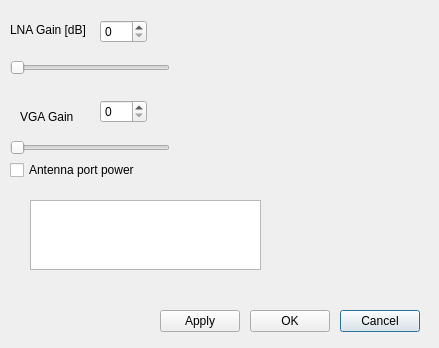
petrsvobodnik/DP, file freqsetting.ui: the form before one commit.
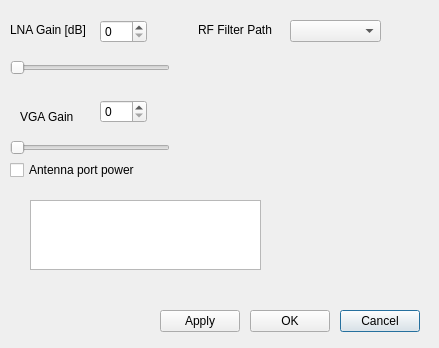
The form after the commit.

The edit to the form file:
```diff
--- a/freqsetting.ui
+++ b/freqsetting.ui
@@ -183,6 +183,29 @@
     </rect>
    </property>
   </widget>
+  <widget class="QComboBox" name="CBfilterPath">
+   <property name="geometry">
+    <rect>
+     <x>290</x>
+     <y>20</y>
+     <width>91</width>
+     <height>22</height>
+    </rect>
+   </property>
+  </widget>
+  <widget class="QLabel" name="label_3">
+   <property name="geometry">
+    <rect>
+     <x>198</x>
+     <y>20</y>
+     <width>81</width>
+     <height>20</height>
+    </rect>
+   </property>
+   <property name="text">
+    <string>RF Filter Path</string>
+   </property>
+  </widget>
  </widget>
  <resources/>
  <connections/>
```
